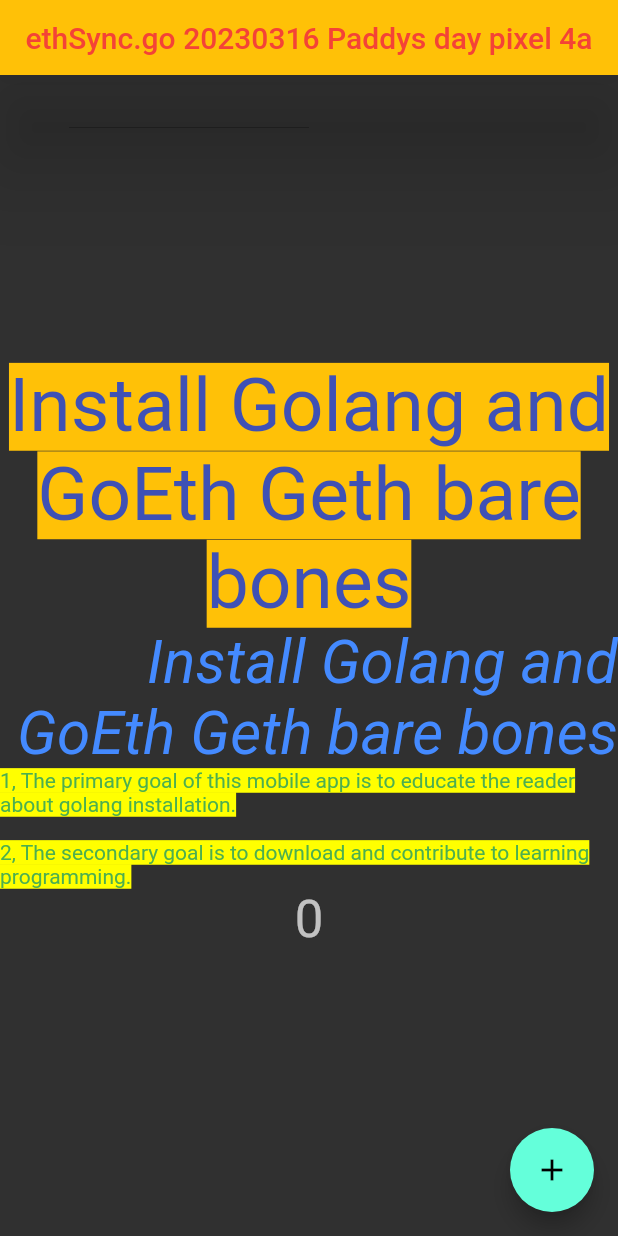
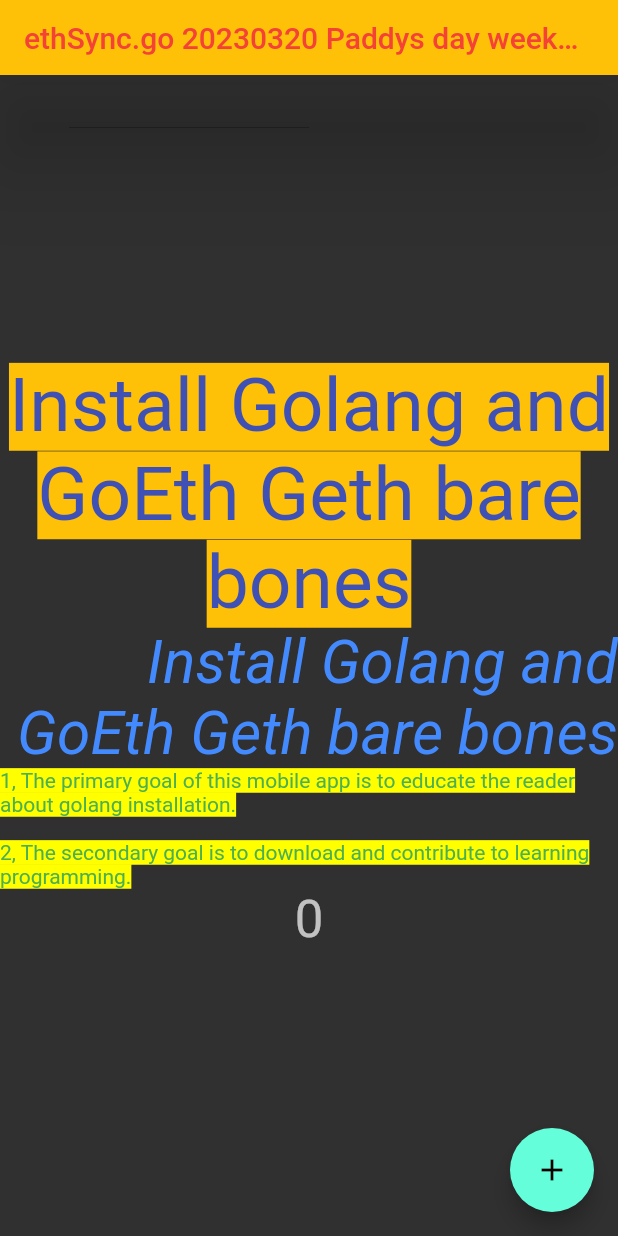
Before and after one commit to lubi888/gosync, a Flutter app: the screen it shows after launch, on a phone screen of 412 x 824 dp. Run offline on Flutter 3.47's test engine with Material 2 defaults, Android fonts, the phone set to English and light mode, and no system bars.

Commit message:
Update gosync_text.dart

```diff
--- a/lib/gosync_text.dart
+++ b/lib/gosync_text.dart
@@ -1,4 +1,5 @@
-const String goSyncTitle = "ethSync.go 20230316 Paddys day pixel 4a";
+const String goSyncTitle =
+    "ethSync.go 20230320 Paddys day weekend pixel 4a Win mobi app";
 
 const String ethSyncPrimaryGoals =
     ('1, The primary goal of this mobile app is to educate the reader about golang installation.\n\n'
```
